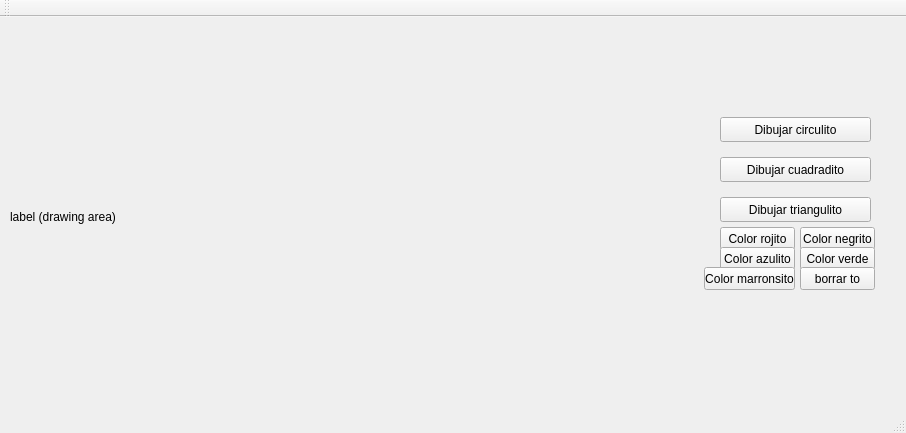
First picture: the form in figures/mainwindow.ui, repository fr4nsgallegos/LP_II, before the edit.
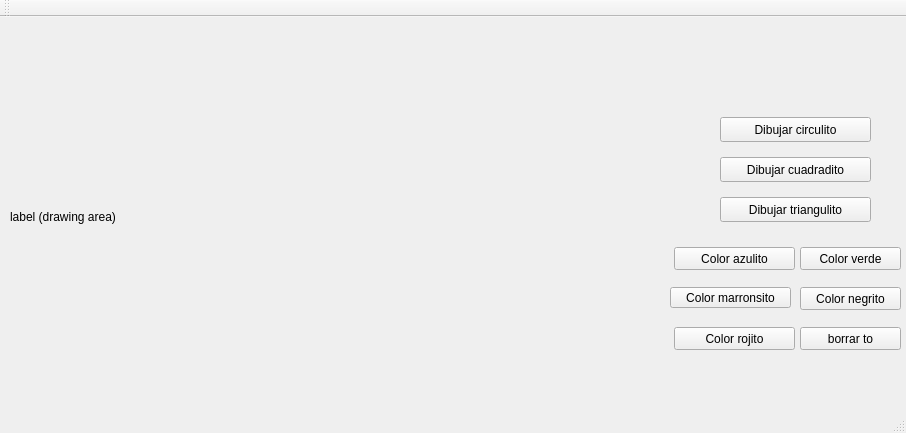
Second picture: the form after the edit.

The edit to the form file:
```diff
--- a/figures/mainwindow.ui
+++ b/figures/mainwindow.ui
@@ -69,9 +69,9 @@
    <widget class="QPushButton" name="pushButton">
     <property name="geometry">
      <rect>
-      <x>720</x>
-      <y>210</y>
-      <width>75</width>
+      <x>674</x>
+      <y>310</y>
+      <width>121</width>
       <height>23</height>
      </rect>
     </property>
@@ -82,9 +82,9 @@
    <widget class="QPushButton" name="pushButton_2">
     <property name="geometry">
      <rect>
-      <x>720</x>
+      <x>674</x>
       <y>230</y>
-      <width>75</width>
+      <width>121</width>
       <height>23</height>
      </rect>
     </property>
@@ -96,8 +96,8 @@
     <property name="geometry">
      <rect>
       <x>800</x>
-      <y>210</y>
-      <width>75</width>
+      <y>270</y>
+      <width>101</width>
       <height>23</height>
      </rect>
     </property>
@@ -110,7 +110,7 @@
      <rect>
       <x>800</x>
       <y>230</y>
-      <width>75</width>
+      <width>101</width>
       <height>23</height>
      </rect>
     </property>
@@ -121,10 +121,10 @@
    <widget class="QPushButton" name="pushButton_5">
     <property name="geometry">
      <rect>
-      <x>704</x>
-      <y>250</y>
-      <width>91</width>
-      <height>23</height>
+      <x>670</x>
+      <y>270</y>
+      <width>121</width>
+      <height>21</height>
      </rect>
     </property>
     <property name="text">
@@ -135,8 +135,8 @@
     <property name="geometry">
      <rect>
       <x>800</x>
-      <y>250</y>
-      <width>75</width>
+      <y>310</y>
+      <width>101</width>
       <height>23</height>
      </rect>
     </property>
```
